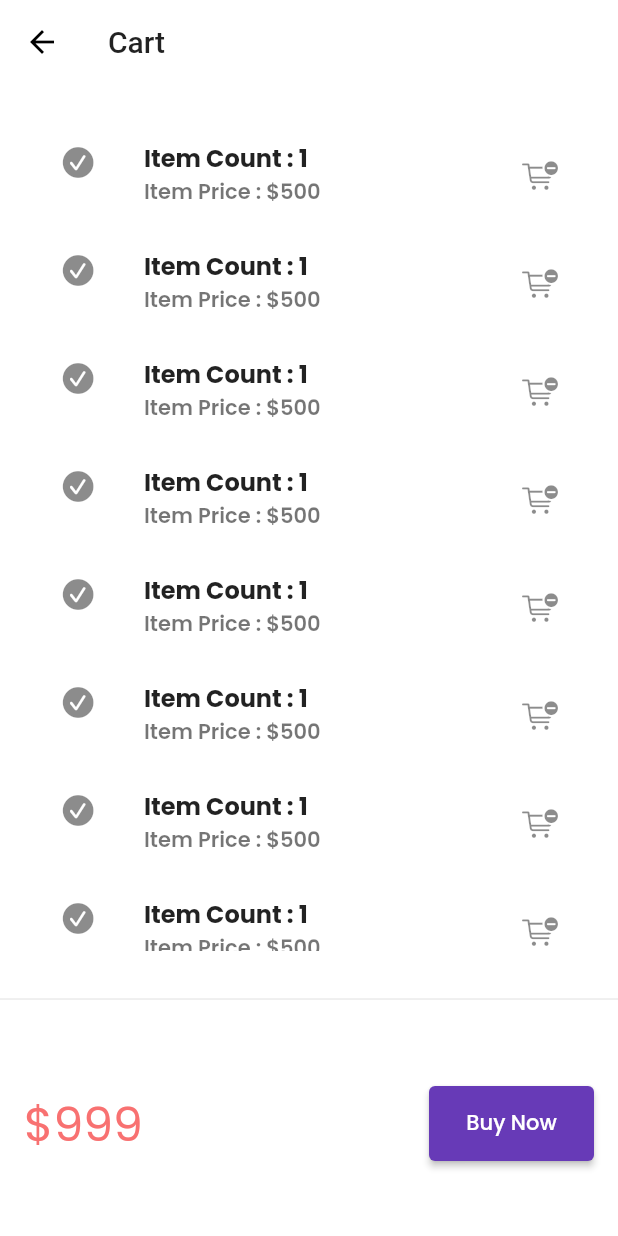
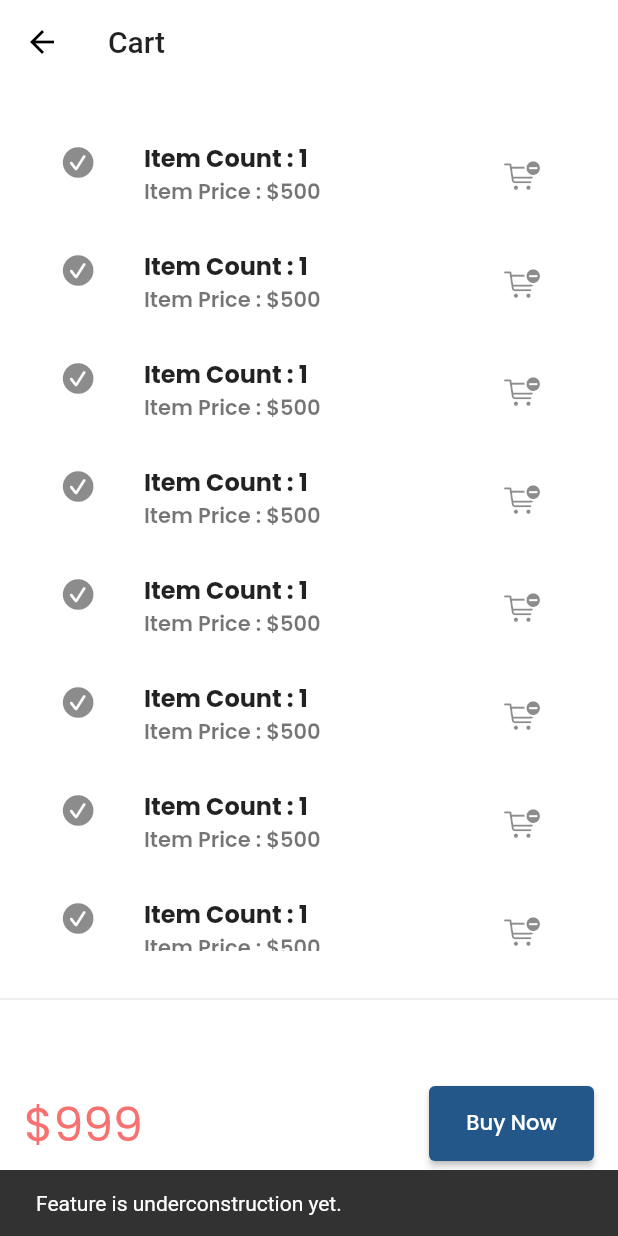
Before and after one commit to TheJenilDGohel/Learning-Flutter, a Flutter app: the CartPage screen opened by its route, after a tap on "Buy Now", on a phone screen of 412 x 824 dp. Run offline on Flutter 3.47's test engine with Material 2 defaults, Android fonts, the phone set to English and light mode, and no system bars; our stand-ins replace google_fonts, velocity_x; missing offline and left inert: dart:ffi; network calls fail.

```diff
--- a/lib/models/catalog.dart
+++ b/lib/models/catalog.dart
@@ -6,12 +6,12 @@ class CatalogModel {
 
   //Get Item By ID
 
-  static Item getByID(int id) =>
+  Item getByID(int id) =>
       items.firstWhere((element) => element.itemId == id, orElse: null);
 
   //Get Item By Position
 
-  static Item getByPos(int pos) => items[pos];
+  Item getByPos(int pos) => items[pos];
 }
 
 class Item {
--- a/lib/pages/cart_page.dart
+++ b/lib/pages/cart_page.dart
@@ -33,8 +33,19 @@ class _CartTotal extends StatelessWidget {
         children: [
           "\$999".text.xl4.red400.make(),
           ElevatedButton(
-            onPressed: () {},
-            child: "Buy Now".text.color(context.theme.buttonColor).white.make(),
+            style: ButtonStyle(
+              backgroundColor: MaterialStateProperty.all(
+                context.theme.buttonColor,
+              ),
+            ),
+            onPressed: () {
+              ScaffoldMessenger.of(context).showSnackBar(
+                SnackBar(
+                  content: "Feature is underconstruction yet.".text.make(),
+                ),
+              );
+            },
+            child: "Buy Now".text.white.white.make(),
           ).wh(110, 50),
         ],
       ).p16(),
@@ -60,7 +71,12 @@ class __CartListState extends State<_CartList> {
         ),
         title: "Item Count : 1".text.bold.make(),
         subtitle: "Item Price : \$500".text.semiBold.make(),
-        trailing: Icon(CupertinoIcons.cart_badge_minus),
+        trailing: IconButton(
+          icon: Icon(
+            CupertinoIcons.cart_badge_minus,
+          ),
+          onPressed: () {},
+        ),
       ),
     );
   }
--- a/lib/widgets/homeWidgets/catalogL_list.dart
+++ b/lib/widgets/homeWidgets/catalogL_list.dart
@@ -13,7 +13,7 @@ class CatalogList extends StatelessWidget {
       shrinkWrap: true,
       itemCount: CatalogModel.items.length,
       itemBuilder: (context, index) {
-        final catalog = CatalogModel.getByPos(index);
+        final catalog = CatalogModel.items[index];
 
         return InkWell(
           onTap: () => Navigator.push(
```
Also changed, not shown: lib/models/cart.dart (added, +36 -0 lines).
